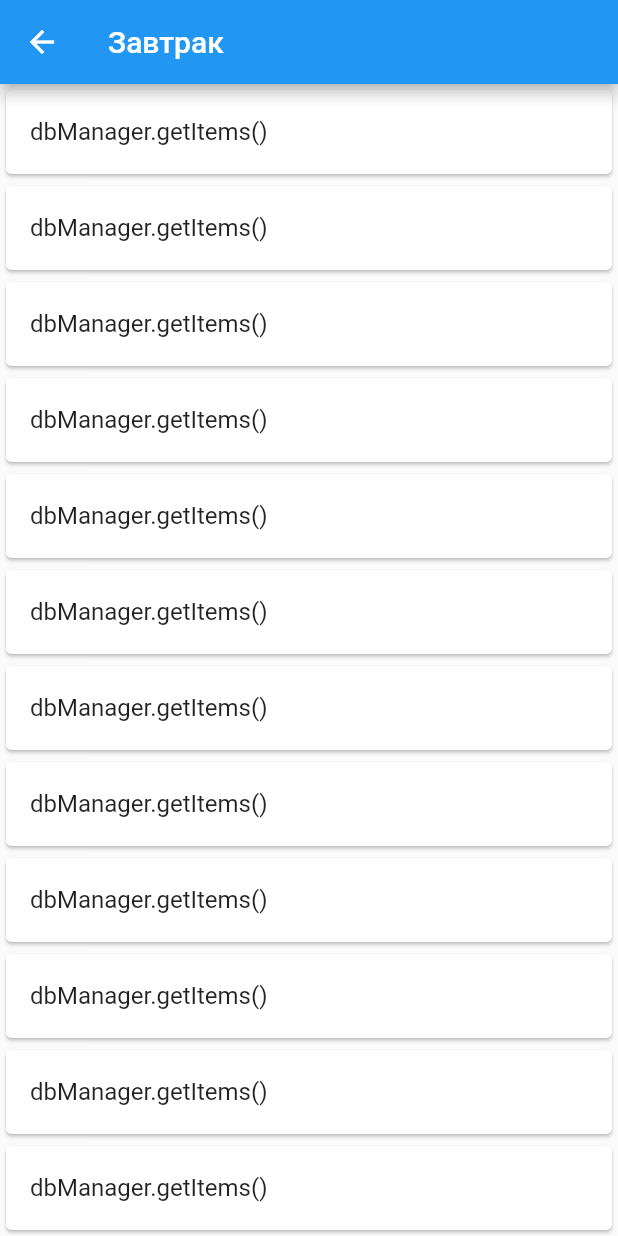
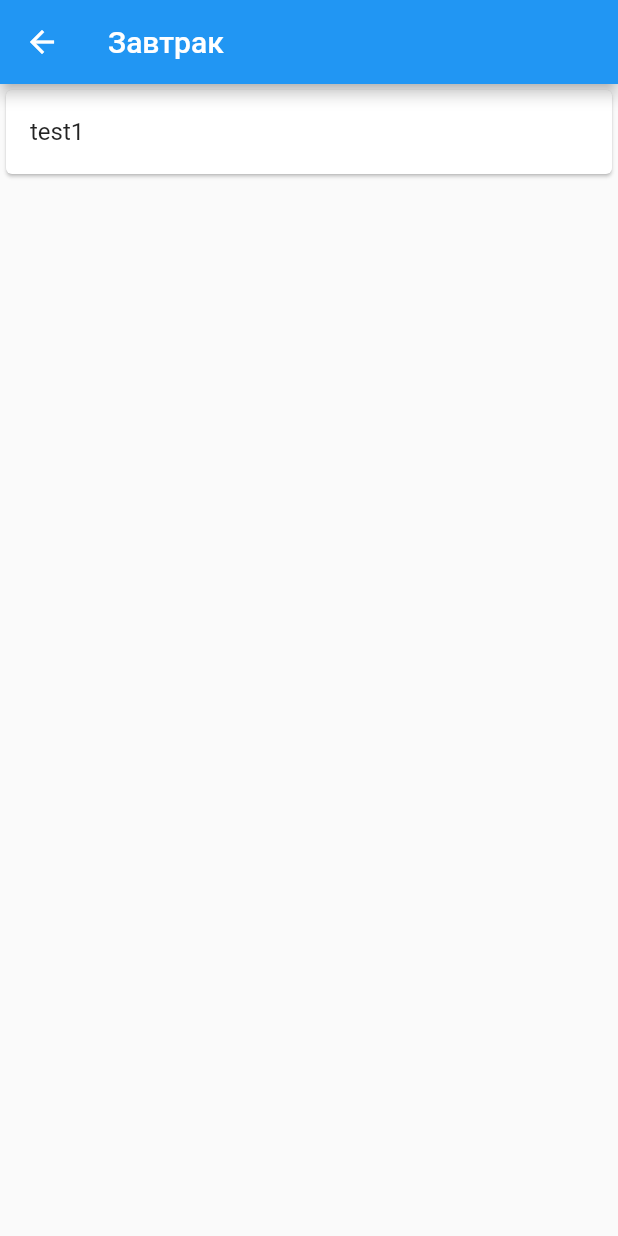
Before and after one commit to rmnsfx/nutrition, a Flutter app: the ItemsRoute screen opened directly, on a phone screen of 412 x 824 dp. Run offline on Flutter 3.47's test engine with Material 2 defaults, Android fonts, the phone set to English and light mode, and no system bars; our stand-ins replace sqflite; accounts and stored records are empty.

Commit message:
complete show db items

```diff
--- a/lib/items.dart
+++ b/lib/items.dart
@@ -12,7 +12,7 @@ import 'models.dart';
 class ItemsRoute extends StatelessWidget {
   ItemsRoute({super.key});
 
-  final SqliteService dbManager = new SqliteService();
+  final SqliteService dbManager = SqliteService();
 
 
   @override
@@ -24,14 +24,21 @@ class ItemsRoute extends StatelessWidget {
         body: FutureBuilder(
             future: dbManager.getItems(),
             builder: (context, snapshot) {
-              var modelList = snapshot.data as List<Note>?;
+            if (!snapshot.hasData) {
+              return Center(
+                child: CircularProgressIndicator(),);
+            } else {
+              List<Note>? notesData = snapshot.data;
               return ListView.builder(
+                  itemCount: notesData?.length,
                   itemBuilder: (BuildContext context, index) {
                     return Card(
-                        child: ListTile(title: Text("dbManager.getItems()"),),
+                      child: ListTile(
+                        title: Text(notesData![index].description),),
                     );
                   }
               );
+            }
             }
         )
     );
--- a/lib/main.dart
+++ b/lib/main.dart
@@ -46,7 +46,6 @@ class _MyHomePageState extends State<MyHomePage> {
 
   Future<int> addItem() async {
     Note items = Note(id: 1, description: 'test1');
-
     return await handler.insertItem(items);
   }
 
```
